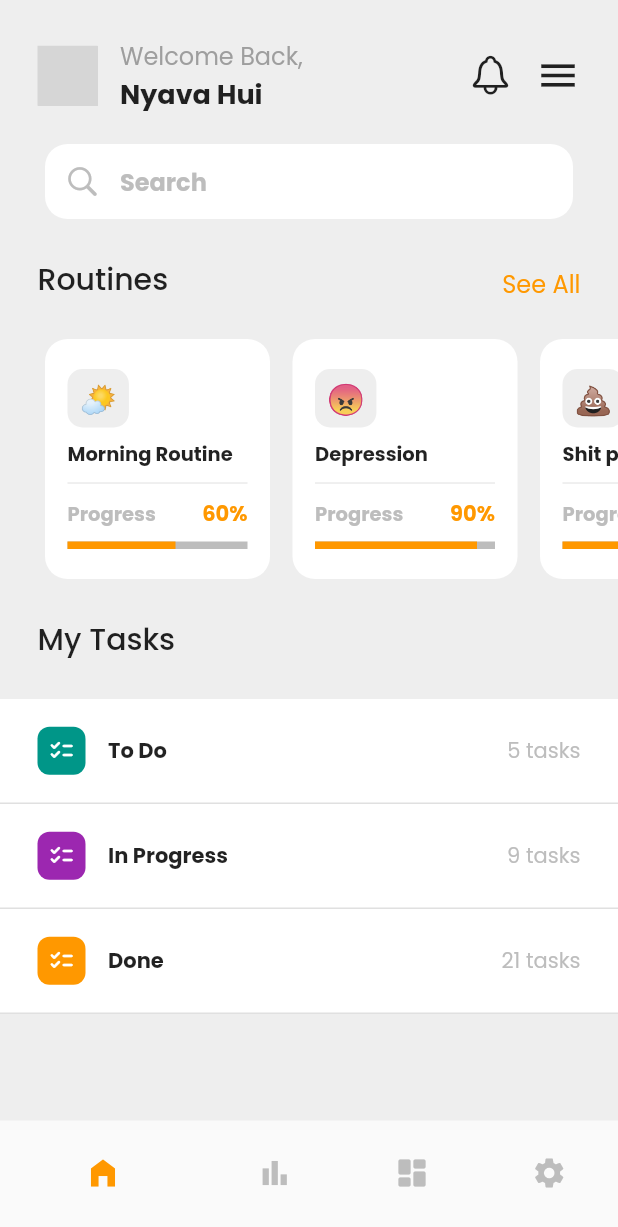
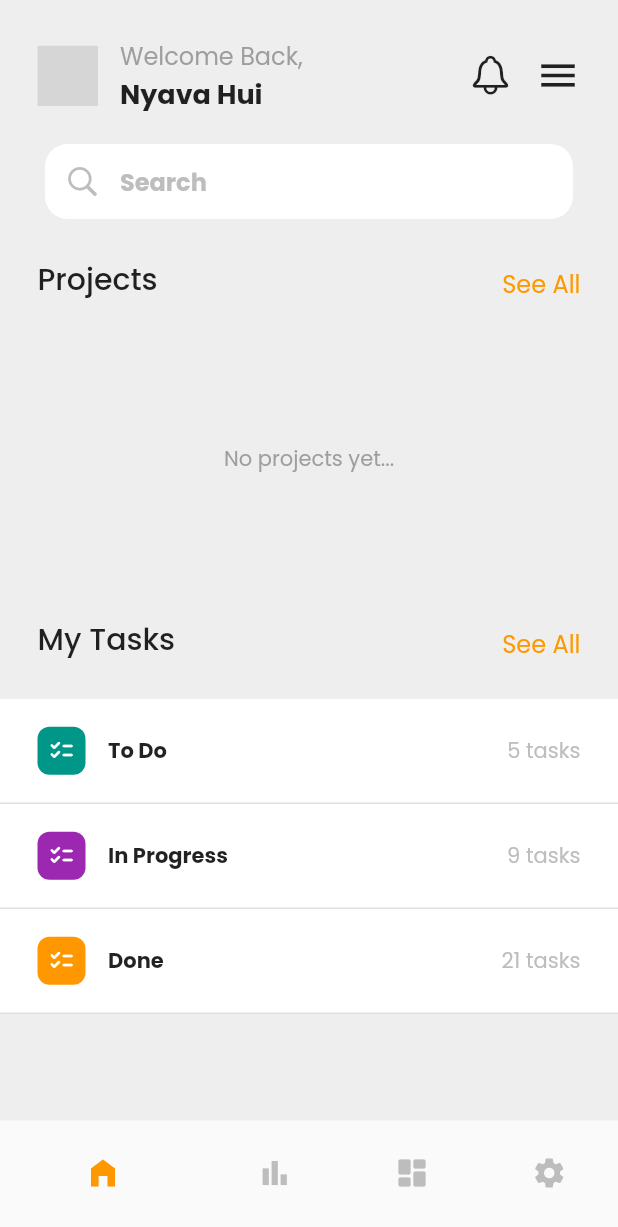
Before and after one commit to d-rooX/flutter_todo_app, a Flutter app: the screen it shows after launch, on a phone screen of 412 x 824 dp. Shown: the top 1227 px of the screen. Run offline on Flutter 3.47's test engine with Material 2 defaults, Android fonts, the phone set to English and light mode, and no system bars; our stand-ins replace bloc, equatable, flutter_bloc, flutter_slidable, google_fonts, page_transition and 3 more; missing offline and left inert: random_avatar; accounts and stored records are empty; grey boxes are pictures that could not be loaded.

Commit message:
projects WIP

```diff
--- /dev/null
+++ b/lib/bloc/projects/projects_bloc.dart
@@ -0,0 +1,18 @@
+import 'package:bloc/bloc.dart';
+import 'package:equatable/equatable.dart';
+import 'package:flutter_todo_app/db/database.dart';
+import 'package:flutter_todo_app/db/models/project.dart';
+
+part 'projects_event.dart';
+part 'projects_state.dart';
+
+class ProjectsBloc extends Bloc<ProjectsEvent, ProjectsState> {
+  ProjectsBloc() : super(ProjectsState(projectsList: [])) {
+    on<RefreshProjects>(_onRefreshProjects);
+  }
+
+  void _onRefreshProjects(RefreshProjects event, Emitter<ProjectsState> emit) async {
+    List<Project> projects = await DBProvider.db.getProjects();
+    emit(ProjectsState(projectsList: projects));
+  }
+}
--- /dev/null
+++ b/lib/bloc/projects/projects_event.dart
@@ -0,0 +1,36 @@
+part of 'projects_bloc.dart';
+
+abstract class ProjectsEvent extends Equatable {
+  const ProjectsEvent();
+
+  @override
+  List<Object?> get props => [];
+}
+
+class AddProject extends ProjectsEvent {
+  final Project project;
+  const AddProject({required this.project});
+
+  @override
+  List<Object?> get props => [project];
+}
+
+class UpdateProject extends ProjectsEvent {
+  final Project project;
+  const UpdateProject({required this.project});
+
+  @override
+  List<Object?> get props => [project];
+}
+
+class DeleteProject extends ProjectsEvent {
+  final Project project;
+  const DeleteProject({required this.project});
+
+  @override
+  List<Object?> get props => [project];
+}
+
+class RefreshProjects extends ProjectsEvent {
+  const RefreshProjects();
+}
--- /dev/null
+++ b/lib/bloc/projects/projects_state.dart
@@ -0,0 +1,9 @@
+part of 'projects_bloc.dart';
+
+class ProjectsState extends Equatable {
+  final List<Project> projectsList;
+  const ProjectsState({required this.projectsList});
+
+  @override
+  List<Object?> get props => [projectsList];
+}
--- a/lib/bloc/tasks/tasks_bloc.dart
+++ b/lib/bloc/tasks/tasks_bloc.dart
@@ -25,7 +25,7 @@ class TasksBloc extends Bloc<TasksEvent, TasksState> {
 
   void _onRefreshTasks(RefreshTasks event, Emitter<TasksState> emit) async {
     log("REFRESHED DB");
-    Map<DateTime, List<Task>> tasksList = await DBProvider.db.getAllTasks();
+    Map<DateTime, List<Task>> tasksList = await DBProvider.db.getTasks();
     emit(TasksState(tasksList: tasksList, selectedDay: state.selectedDay));
   }
 
--- /dev/null
+++ b/lib/db/models/project.dart
@@ -0,0 +1,23 @@
+class Project {
+  int? id;
+  String title;
+  String emoji;
+  DateTime? deadline;
+
+  Project({this.id, required this.title, required this.emoji, this.deadline});
+
+  Project.fromMap(Map<String, dynamic> map)
+      : id = map['id'],
+        title = map['title'],
+        emoji = map['emoji'],
+        deadline = DateTime.fromMillisecondsSinceEpoch(map['deadline'] ?? 0);
+
+  Map<String, dynamic> toMap() {
+    final map = <String, dynamic>{};
+    map['id'] = id;
+    map['title'] = title;
+    map['emoji'] = emoji;
+    map['deadline'] = deadline?.millisecondsSinceEpoch;
+    return map;
+  }
+}
--- a/lib/main.dart
+++ b/lib/main.dart
@@ -1,4 +1,5 @@
 import 'package:flutter/material.dart';
+import 'package:flutter_todo_app/bloc/projects/projects_bloc.dart';
 import 'package:flutter_todo_app/pages/home.dart';
 import 'package:google_fonts/google_fonts.dart';
 
@@ -13,8 +14,15 @@ class MyApp extends StatelessWidget {
 
   @override
   Widget build(BuildContext context) {
-    return BlocProvider(
-      create: (context) => TasksBloc()..add(const RefreshTasks()),
+    return MultiBlocProvider(
+      providers: [
+        BlocProvider<TasksBloc>(
+          create: (context) => TasksBloc()..add(const RefreshTasks()),
+        ),
+        BlocProvider<ProjectsBloc>(
+          create: (context) => ProjectsBloc()..add(const RefreshProjects()),
+        ),
+      ],
       child: MaterialApp(
         debugShowCheckedModeBanner: false,
         theme: ThemeData(
--- a/lib/pages/home.dart
+++ b/lib/pages/home.dart
@@ -1,33 +1,42 @@
 import 'package:flutter/material.dart';
+import 'package:flutter_todo_app/bloc/bloc_exports.dart';
+import 'package:flutter_todo_app/bloc/projects/projects_bloc.dart';
+import 'package:flutter_todo_app/db/database.dart';
 import 'package:flutter_todo_app/pages/widgets/home.dart';
-import 'package:flutter_todo_app/pages/widgets/routine_item.dart';
+import 'package:flutter_todo_app/pages/widgets/project_item.dart';
 import 'package:flutter_todo_app/pages/widgets/section.dart';
 import 'package:flutter_todo_app/pages/widgets/task_item.dart';
+import 'package:page_transition/page_transition.dart';
 
-import 'routines.dart';
+import '../db/models/project.dart';
+import 'tasks.dart';
 
 class HomePage extends StatelessWidget {
   const HomePage({Key? key}) : super(key: key);
 
-  final List items = const [
-    SizedBox(width: 15),
-    RoutineItem(
-      emoji: "🌤",
-      title: "Morning Routine",
-      progress: 0.6,
-    ),
-    RoutineItem(
-      emoji: "😠",
-      title: "Depression",
-      progress: 0.9,
-    ),
-    RoutineItem(
-      emoji: "💩",
-      title: "Shit pants",
-      progress: 0.9,
-    ),
-    SizedBox(width: 15),
-  ];
+  Widget getProjectsViews(BuildContext context, ProjectsState state) {
+    if (state.projectsList.isEmpty) {
+      return Center(
+        child: Text(
+          "No projects yet...",
+          style: TextStyle(color: Colors.grey.shade500),
+        ),
+      );
+    }
+    return ListView.separated(
+      physics: const BouncingScrollPhysics(),
+      scrollDirection: Axis.horizontal,
+      itemBuilder: (context, index) => state.projectsList.isEmpty
+          ? Text("No projects yet...")
+          : ProjectItem(project: state.projectsList[index]),
+      itemCount: state.projectsList.length,
+      separatorBuilder: (context, index) => const SizedBox(width: 15),
+    );
+  }
+
+  // void showCreateProjectDialog(BuildContext context) {
+  //   showDialog(context: context, builder: (context) => const ProjectDialog());
+  // }
 
   @override
   Widget build(BuildContext context) {
@@ -44,10 +53,7 @@ class HomePage extends StatelessWidget {
           items: const [
             BottomNavigationBarItem(icon: Icon(Icons.home_filled), label: ''),
             BottomNavigationBarItem(icon: Icon(Icons.bar_chart), label: ''),
-            BottomNavigationBarItem(
-              icon: Icon(Icons.dashboard_rounded),
-              label: '',
-            ),
+            BottomNavigationBarItem(icon: Icon(Icons.dashboard_rounded), label: ''),
             BottomNavigationBarItem(icon: Icon(Icons.settings), label: ''),
           ],
         ),
@@ -66,26 +72,30 @@ class HomePage extends StatelessWidget {
               ),
             ),
             Section(
-              title: "Routines",
-              onSeeAll: () {
-                MaterialPageRoute route = MaterialPageRoute(
-                  builder: (context) => const RoutinesPage(),
-                );
-                Navigator.of(context).push(route);
+              title: "Projects",
+              buttonName: "Create",
+              // onButtonTap: () => showCreateProjectDialog(context),
+              onButtonTap: () async {
+                Project newProject = Project(emoji: '💩', title: 'New Project!');
+                await DBProvider.db.createProject(newProject);
+                context.read<ProjectsBloc>().add(RefreshProjects());
               },
               child: SizedBox(
                 height: 160,
-                child: ListView.separated(
-                  physics: const BouncingScrollPhysics(),
-                  scrollDirection: Axis.horizontal,
-                  itemBuilder: (context, index) => items[index],
-                  itemCount: items.length,
-                  separatorBuilder: (context, index) => const SizedBox(width: 15),
-                ),
+                child: BlocBuilder<ProjectsBloc, ProjectsState>(builder: getProjectsViews),
               ),
             ),
             Section(
               title: "My Tasks",
+              onButtonTap: () {
+                Navigator.of(context).push(PageTransition(
+                  child: const RoutinesPage(),
+                  type: PageTransitionType.fade,
+                  alignment: Alignment.center,
+                  duration: Duration(milliseconds: 500),
+                  reverseDuration: Duration(milliseconds: 500),
+                ));
+              },
               child: Column(
                 children: const [
                   TaskItem(
--- a/lib/pages/routines.dart
+++ b/lib/pages/tasks.dart
@@ -12,7 +12,7 @@ import 'package:flutter_todo_app/pages/widgets/task_item.dart';
 class RoutinesPage extends StatelessWidget {
   const RoutinesPage({Key? key}) : super(key: key);
 
-  void createNewTask(BuildContext context) {
+  void showCreateTaskDialog(BuildContext context) {
     showDialog(
       context: context,
       builder: (context) => const TaskDialog(title: "Create task"),
@@ -63,7 +63,7 @@ class RoutinesPage extends StatelessWidget {
         shadowColor: Colors.white.withAlpha(50),
       ),
       floatingActionButton: FloatingActionButton(
-        onPressed: () => createNewTask(context),
+        onPressed: () => showCreateTaskDialog(context),
         child: const Icon(Icons.add, color: Colors.white),
       ),
       body: ListView(
--- a/lib/pages/widgets/routine_item.dart
+++ b/lib/pages/widgets/project_item.dart
@@ -1,11 +1,11 @@
 import 'package:flutter/material.dart';
 
-class RoutineItem extends StatelessWidget {
-  const RoutineItem({Key? key, required this.emoji, required this.title, required this.progress})
-      : super(key: key);
-  final String emoji;
-  final String title;
-  final double progress;
+import '../../db/models/project.dart';
+
+class ProjectItem extends StatelessWidget {
+  const ProjectItem({Key? key, required this.project}) : super(key: key);
+  final Project project;
+  final double progress = 0.5;
 
   @override
   Widget build(BuildContext context) {
@@ -28,12 +28,12 @@ class RoutineItem extends StatelessWidget {
               borderRadius: BorderRadius.circular(10),
             ),
             child: Text(
-              emoji,
+              project.emoji,
               style: const TextStyle(fontSize: 20),
             ),
           ),
           Text(
-            title,
+            project.title,
             style: const TextStyle(
               fontSize: 13,
               fontWeight: FontWeight.bold,
--- a/lib/pages/widgets/section.dart
+++ b/lib/pages/widgets/section.dart
@@ -1,11 +1,17 @@
 import 'package:flutter/material.dart';
 
 class Section extends StatelessWidget {
-  const Section({Key? key, required this.title, required this.child, this.onSeeAll})
+  const Section(
+      {Key? key,
+      required this.title,
+      required this.child,
+      this.buttonName = 'SeeAll',
+      this.onButtonTap})
       : super(key: key);
   final String title;
   final Widget child;
-  final GestureTapCallback? onSeeAll;
+  final String buttonName;
+  final GestureTapCallback? onButtonTap;
 
   @override
   Widget build(BuildContext context) {
@@ -21,9 +27,9 @@ class Section extends StatelessWidget {
                 title,
                 style: const TextStyle(fontSize: 20, fontWeight: FontWeight.w500),
               ),
-              if (onSeeAll != null)
+              if (onButtonTap != null)
                 GestureDetector(
-                  onTap: onSeeAll,
+                  onTap: onButtonTap,
                   child: const Text(
                     "See All",
                     style: TextStyle(
--- a/pubspec.yaml
+++ b/pubspec.yaml
@@ -41,6 +41,8 @@ dependencies:
   flutter_bloc: any
   equatable: any
   flutter_slidable: any
+  page_transition: any
+  tuple: ^2.0.1
 
 dev_dependencies:
   flutter_test:
```
Also changed, not shown: lib/db/database.dart (+45 -15 lines), lib/pages/widgets/project_dialog.dart (added, +14 -0 lines), pubspec.lock.
